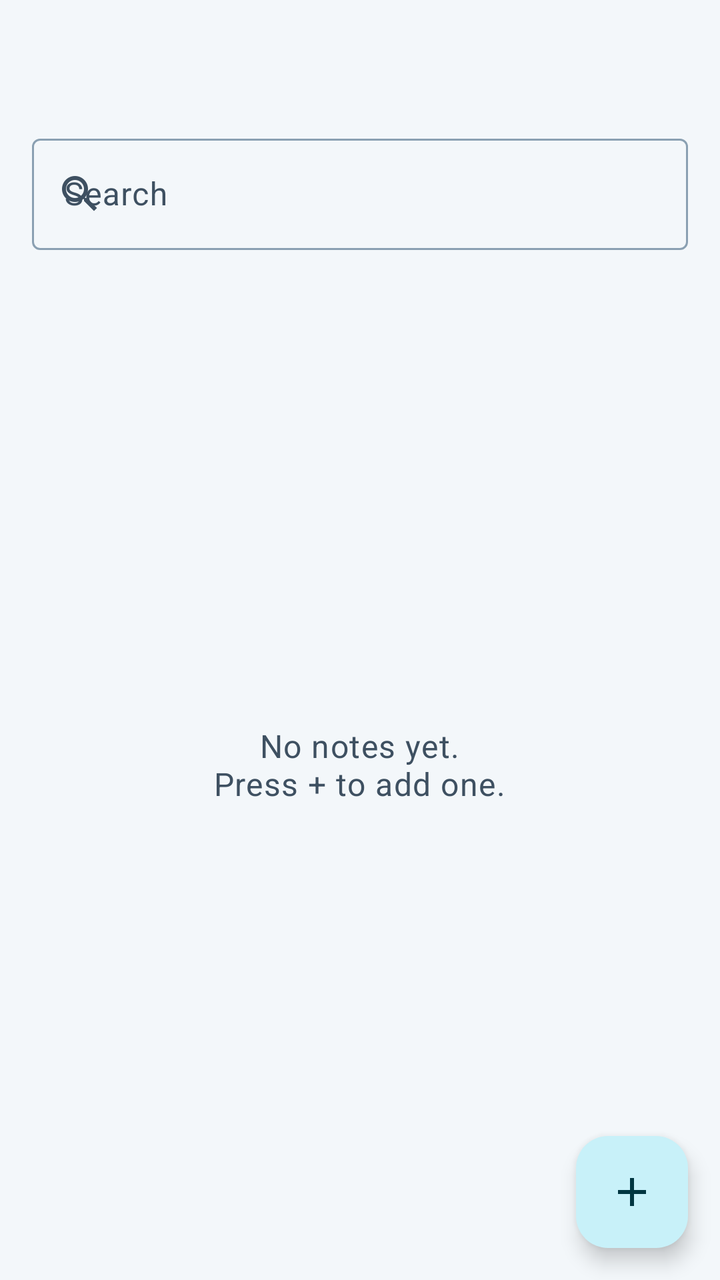
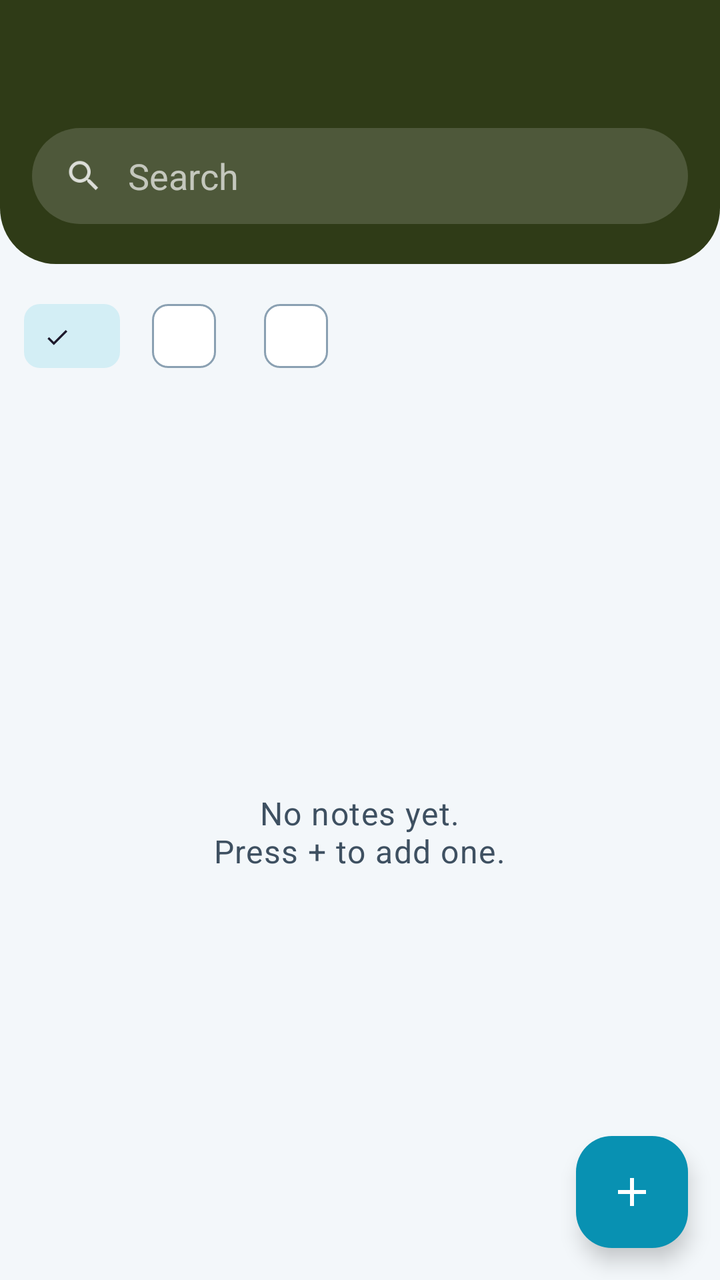

Screens rendered from an Android XML layout before and after an edit, with the pre-edit source and the edit as a unified diff.
<!-- AndroidManifest.xml: application theme AppBaseTheme -->
<!-- res/layout/pane_notes.xml -->
<?xml version="1.0" encoding="utf-8"?>
<androidx.coordinatorlayout.widget.CoordinatorLayout xmlns:android="http://schemas.android.com/apk/res/android"
    xmlns:app="http://schemas.android.com/apk/res-auto"
    android:layout_width="match_parent"
    android:layout_height="match_parent">

    <LinearLayout
        android:layout_width="match_parent"
        android:layout_height="match_parent"
        android:orientation="vertical">

        <com.google.android.material.appbar.MaterialToolbar
            android:id="@+id/toolbar"
            android:layout_width="match_parent"
            android:layout_height="?attr/actionBarSize" />

        <com.google.android.material.textfield.TextInputLayout
            style="@style/Widget.Material3.TextInputLayout.OutlinedBox"
            android:layout_width="match_parent"
            android:layout_height="wrap_content"
            android:layout_marginStart="16dp"
            android:layout_marginEnd="16dp"
            android:hint="@string/action_search"
            app:startIconDrawable="@drawable/icon_search">

            <com.google.android.material.textfield.TextInputEditText
                android:id="@+id/search_field"
                android:layout_width="match_parent"
                android:layout_height="wrap_content"
                android:imeOptions="actionSearch"
                android:inputType="text"
                android:maxLines="1" />
        </com.google.android.material.textfield.TextInputLayout>

        <HorizontalScrollView
            android:id="@+id/tag_scroll"
            android:layout_width="match_parent"
            android:layout_height="wrap_content"
            android:paddingStart="12dp"
            android:paddingEnd="12dp"
            android:paddingTop="8dp"
            android:paddingBottom="4dp"
            android:scrollbars="none"
            android:visibility="gone">

            <com.google.android.material.chip.ChipGroup
                android:id="@+id/tag_group"
                android:layout_width="wrap_content"
                android:layout_height="wrap_content"
                app:selectionRequired="true"
                app:singleLine="true"
                app:singleSelection="true" />
        </HorizontalScrollView>

        <FrameLayout
            android:layout_width="match_parent"
            android:layout_height="0dp"
            android:layout_weight="1">

            <androidx.recyclerview.widget.RecyclerView
                android:id="@+id/notes_list"
                android:layout_width="match_parent"
                android:layout_height="match_parent"
                android:clipToPadding="false"
                android:paddingTop="4dp"
                android:paddingBottom="96dp" />

            <TextView
                android:id="@+id/empty"
                android:layout_width="wrap_content"
                android:layout_height="wrap_content"
                android:layout_gravity="center"
                android:gravity="center"
                android:padding="24dp"
                android:text="@string/no_notes"
                android:textAppearance="?attr/textAppearanceBodyLarge"
                android:textColor="?attr/colorOnSurfaceVariant" />
        </FrameLayout>
        <TextView
            android:id="@+id/screenshot_bar"
            android:layout_width="match_parent"
            android:layout_height="wrap_content"
            android:background="?attr/colorError"
            android:gravity="center"
            android:paddingTop="4dp"
            android:paddingBottom="4dp"
            android:text="@string/pref_screenshot"
            android:textAppearance="?attr/textAppearanceLabelLarge"
            android:textColor="?attr/colorOnError"
            android:visibility="gone" />
    </LinearLayout>

    <View
        android:id="@+id/fab_scrim"
        android:layout_width="match_parent"
        android:layout_height="match_parent"
        android:background="@color/menu_scrim"
        android:importantForAccessibility="no"
        android:visibility="gone" />

    <com.google.android.material.card.MaterialCardView
        android:id="@+id/fab_menu"
        android:layout_width="wrap_content"
        android:layout_height="wrap_content"
        android:layout_gravity="bottom|end"
        android:layout_marginEnd="16dp"
        android:layout_marginBottom="88dp"
        android:visibility="gone"
        app:cardBackgroundColor="?attr/colorSurface"
        app:cardCornerRadius="20dp"
        app:cardElevation="6dp">

        <LinearLayout
            android:layout_width="220dp"
            android:layout_height="wrap_content"
            android:orientation="vertical"
            android:paddingTop="8dp"
            android:paddingBottom="8dp">

            <LinearLayout
                android:id="@+id/fab_action_new"
                style="@style/FabMenuRow"
                android:layout_width="match_parent"
                android:layout_height="56dp">

                <TextView
                    style="@style/NoteMenuIcon"
                    android:layout_height="wrap_content"
                    android:importantForAccessibility="no"
                    android:text="&#x1F4DA;" />

                <TextView
                    style="@style/FabMenuLabel"
                    android:layout_width="wrap_content"
                    android:layout_height="wrap_content"
                    android:text="@string/action_newNote" />
            </LinearLayout>

            <LinearLayout
                android:id="@+id/fab_action_import"
                style="@style/FabMenuRow"
                android:layout_width="match_parent"
                android:layout_height="56dp">

                <TextView
                    style="@style/NoteMenuIcon"
                    android:layout_height="wrap_content"
                    android:importantForAccessibility="no"
                    android:text="&#x23EB;" />

                <TextView
                    style="@style/FabMenuLabel"
                    android:layout_width="wrap_content"
                    android:layout_height="wrap_content"
                    android:text="@string/action_importFile" />
            </LinearLayout>

            <LinearLayout
                android:id="@+id/fab_action_export"
                style="@style/FabMenuRow"
                android:layout_width="match_parent"
                android:layout_height="56dp">

                <TextView
                    style="@style/NoteMenuIcon"
                    android:layout_height="wrap_content"
                    android:importantForAccessibility="no"
                    android:text="&#x23EC;" />

                <TextView
                    style="@style/FabMenuLabel"
                    android:layout_width="wrap_content"
                    android:layout_height="wrap_content"
                    android:text="@string/action_export" />
            </LinearLayout>
        </LinearLayout>
    </com.google.android.material.card.MaterialCardView>

    <com.google.android.material.floatingactionbutton.FloatingActionButton
        android:id="@+id/fab"
        android:layout_width="wrap_content"
        android:layout_height="wrap_content"
        android:layout_gravity="bottom|end"
        android:layout_margin="16dp"
        android:contentDescription="@string/action_newNote"
        app:srcCompat="@drawable/ic_add_white_24dp"
        app:tint="?attr/colorOnPrimaryContainer" />

</androidx.coordinatorlayout.widget.CoordinatorLayout>
<!-- resources referenced by this layout -->
<resources>
  <color name="menu_scrim">#52000000</color>
  <!-- drawable icon_search (drawable) -->
  <?xml version="1.0" encoding="utf-8"?>
  <bitmap xmlns:android="http://schemas.android.com/apk/res/android"
      android:src="@drawable/ic_search_white_24dp"
      android:tint="?attr/colorControlNormal"
      android:tintMode="src_in" />
  <string name="action_export">Export all</string>
  <string name="action_importFile">Import file</string>
  <string name="action_newNote">Add new note</string>
  <string name="action_search">Search</string>
  <string name="no_notes">No notes yet.\nPress + to add one.</string>
  <string name="pref_screenshot">Screenshot mode</string>
  <style name="FabMenuLabel">
          <item name="android:layout_marginStart">16dp</item>
          <item name="android:textAppearance">?attr/textAppearanceBodyLarge</item>
          <item name="android:textColor">?attr/colorOnSurface</item>
      </style>
  <style name="FabMenuRow">
          <item name="android:background">?android:attr/selectableItemBackground</item>
          <item name="android:gravity">center_vertical</item>
          <item name="android:orientation">horizontal</item>
          <item name="android:paddingStart">16dp</item>
          <item name="android:paddingEnd">24dp</item>
      </style>
  <style name="NoteMenuIcon">
          <item name="android:layout_width">28dp</item>
          <item name="android:layout_height">wrap_content</item>
          <item name="android:gravity">center</item>
          <item name="android:textSize">18sp</item>
      </style>
  <style name="AppBaseTheme" parent="Theme.Material3.DayNight">
          <item name="colorPrimary">@color/tech_primary</item>
          <item name="colorOnPrimary">@color/tech_on_primary</item>
          <item name="colorPrimaryContainer">@color/tech_primary_container</item>
          <item name="colorOnPrimaryContainer">@color/tech_on_primary_container</item>
          <item name="colorSecondaryContainer">@color/tech_secondary_container</item>
          <item name="colorSurface">@color/tech_surface</item>
          <item name="colorOnSurface">@color/tech_on_surface</item>
          <item name="colorSurfaceVariant">@color/tech_surface_variant</item>
          <item name="colorOnSurfaceVariant">@color/tech_on_surface_variant</item>
          <item name="colorOutline">@color/tech_outline</item>
          <item name="android:colorBackground">@color/tech_background</item>
          <item name="android:selectableItemBackground">@drawable/selector</item>
      </style>
  <color name="tech_primary">#0891B2</color>
  <color name="tech_on_primary">#FFFFFF</color>
  <color name="tech_primary_container">#C8F1F9</color>
  <color name="tech_on_primary_container">#003641</color>
  <color name="tech_secondary_container">#D3EEF5</color>
  <color name="tech_surface">#FFFFFF</color>
  <color name="tech_on_surface">#0F1B2A</color>
  <color name="tech_surface_variant">#E3ECF2</color>
  <color name="tech_on_surface_variant">#3E5061</color>
  <color name="tech_outline">#8AA0B2</color>
  <color name="tech_background">#F3F7FA</color>
  <!-- unchanged entries left out for length: 3 -->
</resources>

<!-- the commit's change to res/layout/pane_notes.xml (unified diff, before → after) -->
@@ -9,28 +9,85 @@
         android:layout_height="match_parent"
         android:orientation="vertical">
 
-        <com.google.android.material.appbar.MaterialToolbar
-            android:id="@+id/toolbar"
-            android:layout_width="match_parent"
-            android:layout_height="?attr/actionBarSize" />
-
-        <com.google.android.material.textfield.TextInputLayout
-            style="@style/Widget.Material3.TextInputLayout.OutlinedBox"
-            android:layout_width="match_parent"
-            android:layout_height="wrap_content"
-            android:layout_marginStart="16dp"
-            android:layout_marginEnd="16dp"
-            android:hint="@string/action_search"
-            app:startIconDrawable="@drawable/icon_search">
-
-            <com.google.android.material.textfield.TextInputEditText
-                android:id="@+id/search_field"
-                android:layout_width="match_parent"
+        <LinearLayout
+            android:id="@+id/header"
+            android:layout_width="match_parent"
+            android:layout_height="wrap_content"
+            android:background="@drawable/bg_header"
+            android:orientation="vertical"
+            android:paddingBottom="20dp">
+
+            <com.google.android.material.appbar.MaterialToolbar
+                android:id="@+id/toolbar"
+                android:layout_width="match_parent"
+                android:layout_height="?attr/actionBarSize"
+                android:background="@android:color/transparent"
+                android:theme="@style/ThemeOverlay.Material3.Dark.ActionBar" />
+
+            <LinearLayout
+                android:layout_width="match_parent"
+                android:layout_height="48dp"
+                android:layout_marginStart="16dp"
+                android:layout_marginEnd="16dp"
+                android:background="@drawable/bg_search_pill"
+                android:gravity="center_vertical"
+                android:orientation="horizontal"
+                android:paddingStart="16dp"
+                android:paddingEnd="8dp">
+
+                <ImageView
+                    android:layout_width="20dp"
+                    android:layout_height="20dp"
+                    android:contentDescription="@null"
+                    android:src="@drawable/icon_search"
+                    app:tint="#CCFFFFFF" />
+
+                <com.google.android.material.textfield.TextInputEditText
+                    android:id="@+id/search_field"
+                    android:layout_width="0dp"
+                    android:layout_height="match_parent"
+                    android:layout_weight="1"
+                    android:background="@null"
+                    android:hint="@string/action_search"
+                    android:imeOptions="actionSearch"
+                    android:inputType="text"
+                    android:maxLines="1"
+                    android:paddingStart="12dp"
+                    android:textColor="#FFFFFFFF"
+                    android:textColorHint="#AAFFFFFF" />
+            </LinearLayout>
+        </LinearLayout>
+
+        <com.google.android.material.chip.ChipGroup
+            android:id="@+id/kind_group"
+            android:layout_width="match_parent"
+            android:layout_height="wrap_content"
+            android:paddingStart="12dp"
+            android:paddingTop="12dp"
+            android:paddingEnd="12dp"
+            app:selectionRequired="true"
+            app:singleLine="true"
+            app:singleSelection="true">
+
+            <com.google.android.material.chip.Chip
+                android:id="@+id/kind_all"
+                style="@style/Widget.Material3.Chip.Filter"
+                android:layout_width="wrap_content"
                 android:layout_height="wrap_content"
-                android:imeOptions="actionSearch"
-                android:inputType="text"
-                android:maxLines="1" />
-        </com.google.android.material.textfield.TextInputLayout>
+                android:checked="true" />
+
+            <com.google.android.material.chip.Chip
+                android:id="@+id/kind_notes"
+                style="@style/Widget.Material3.Chip.Filter"
+                android:layout_width="wrap_content"
+                android:layout_height="wrap_content" />
+
+            <com.google.android.material.chip.Chip
+                android:id="@+id/kind_files"
+                style="@style/Widget.Material3.Chip.Filter"
+                android:layout_width="wrap_content"
+                android:layout_height="wrap_content" />
+        </com.google.android.material.chip.ChipGroup>
 
         <HorizontalScrollView
             android:id="@+id/tag_scroll"
@@ -38,7 +95,7 @@
             android:layout_height="wrap_content"
             android:paddingStart="12dp"
             android:paddingEnd="12dp"
-            android:paddingTop="8dp"
+            android:paddingTop="4dp"
             android:paddingBottom="4dp"
             android:scrollbars="none"
             android:visibility="gone">
@@ -183,7 +240,9 @@
         android:layout_gravity="bottom|end"
         android:layout_margin="16dp"
         android:contentDescription="@string/action_newNote"
+        app:backgroundTint="?attr/colorPrimary"
+        app:shapeAppearance="@style/ShapeAppearance.CryptCage.Fab"
         app:srcCompat="@drawable/ic_add_white_24dp"
-        app:tint="?attr/colorOnPrimaryContainer" />
+        app:tint="?attr/colorOnPrimary" />
 
 </androidx.coordinatorlayout.widget.CoordinatorLayout>
<!-- resource entries referenced after the edit -->
@@ -1,6 +1,20 @@
 <!-- resources referenced by this layout -->
 <resources>
   <color name="menu_scrim">#52000000</color>
+  <!-- drawable bg_header (drawable) -->
+  <?xml version="1.0" encoding="utf-8"?>
+  <shape xmlns:android="http://schemas.android.com/apk/res/android" android:shape="rectangle">
+      <solid android:color="@color/olive_header" />
+      <corners
+          android:bottomLeftRadius="28dp"
+          android:bottomRightRadius="28dp" />
+  </shape>
+  <!-- drawable bg_search_pill (drawable) -->
+  <?xml version="1.0" encoding="utf-8"?>
+  <shape xmlns:android="http://schemas.android.com/apk/res/android" android:shape="rectangle">
+      <solid android:color="#26FFFFFF" />
+      <corners android:radius="24dp" />
+  </shape>
   <!-- drawable icon_search (drawable) -->
   <?xml version="1.0" encoding="utf-8"?>
   <bitmap xmlns:android="http://schemas.android.com/apk/res/android"
@@ -31,6 +45,10 @@
           <item name="android:gravity">center</item>
           <item name="android:textSize">18sp</item>
       </style>
+  <style name="ShapeAppearance.CryptCage.Fab">
+          <item name="cornerFamily">rounded</item>
+          <item name="cornerSize">18dp</item>
+      </style>
   <style name="AppBaseTheme" parent="Theme.Material3.DayNight">
           <item name="colorPrimary">@color/tech_primary</item>
           <item name="colorOnPrimary">@color/tech_on_primary</item>
@@ -45,6 +63,7 @@
           <item name="android:colorBackground">@color/tech_background</item>
           <item name="android:selectableItemBackground">@drawable/selector</item>
       </style>
+  <color name="olive_header">#2F3B17</color>
   <color name="tech_primary">#0891B2</color>
   <color name="tech_on_primary">#FFFFFF</color>
   <color name="tech_primary_container">#C8F1F9</color>
